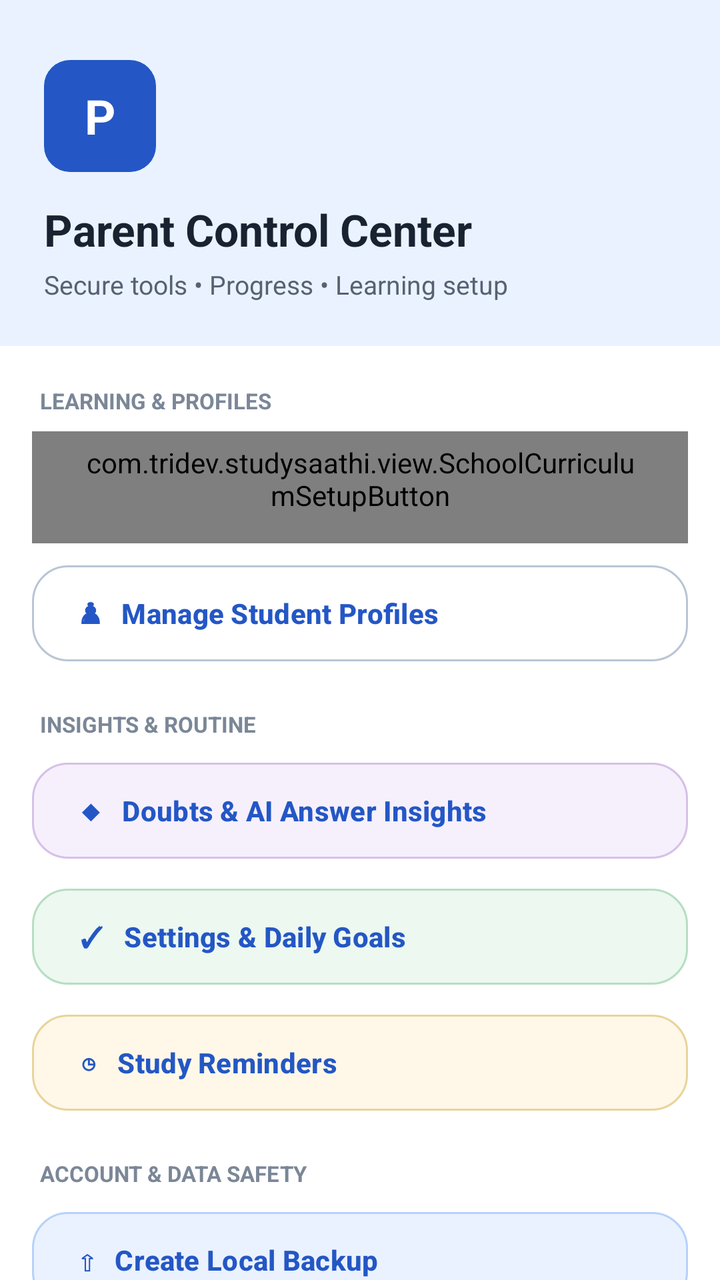
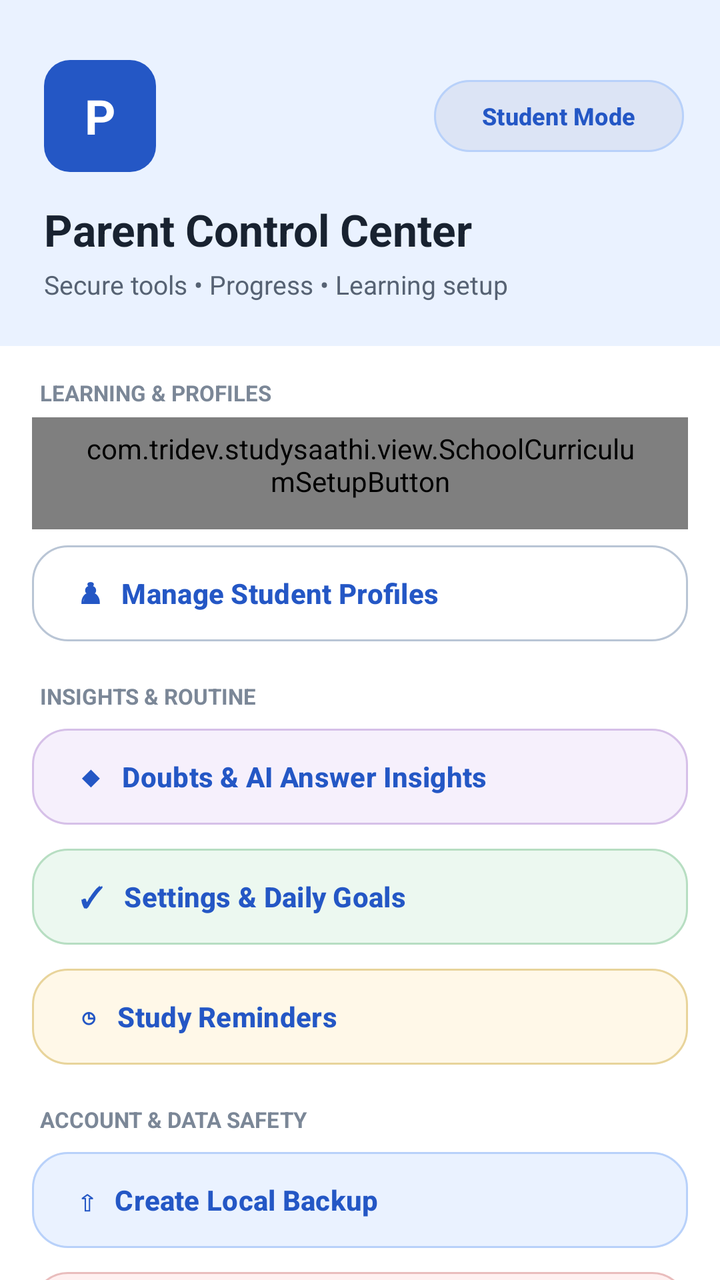

Before-and-after screenshots of an Android layout around one commit, followed by the original layout XML and the change that was made.
<!-- AndroidManifest.xml: application theme Theme.StudySaathi -->
<!-- res/layout/drawer_parent_navigation.xml -->
<?xml version="1.0" encoding="utf-8"?>
<androidx.core.widget.NestedScrollView xmlns:android="http://schemas.android.com/apk/res/android"
    xmlns:app="http://schemas.android.com/apk/res-auto"
    android:layout_width="match_parent"
    android:layout_height="match_parent"
    android:background="@color/ss_surface"
    android:clipToPadding="false"
    android:elevation="20dp"
    android:fillViewport="true">

    <LinearLayout
        android:layout_width="match_parent"
        android:layout_height="wrap_content"
        android:orientation="vertical"
        android:paddingBottom="28dp">

        <LinearLayout
            android:layout_width="match_parent"
            android:layout_height="wrap_content"
            android:background="@color/ss_blue_soft"
            android:orientation="vertical"
            android:paddingStart="22dp"
            android:paddingTop="30dp"
            android:paddingEnd="18dp"
            android:paddingBottom="22dp">

            <TextView
                android:layout_width="56dp"
                android:layout_height="56dp"
                android:background="@drawable/bg_help_step_badge"
                android:gravity="center"
                android:text="P"
                android:textColor="@color/ss_on_primary"
                android:textSize="24sp"
                android:textStyle="bold" />

            <TextView
                android:layout_width="match_parent"
                android:layout_height="wrap_content"
                android:layout_marginTop="14dp"
                android:fontFamily="sans-serif-rounded"
                android:text="Parent Control Center"
                android:textColor="@color/ss_text_primary"
                android:textSize="22sp"
                android:textStyle="bold" />

            <TextView
                android:layout_width="match_parent"
                android:layout_height="wrap_content"
                android:layout_marginTop="4dp"
                android:text="Secure tools • Progress • Learning setup"
                android:textColor="@color/ss_text_secondary"
                android:textSize="13sp" />
        </LinearLayout>

        <TextView
            android:layout_width="match_parent"
            android:layout_height="wrap_content"
            android:layout_marginStart="20dp"
            android:layout_marginTop="20dp"
            android:layout_marginEnd="20dp"
            android:text="LEARNING &amp; PROFILES"
            android:textColor="@color/ss_text_muted"
            android:textSize="11sp"
            android:textStyle="bold" />

        <com.tridev.studysaathi.view.SchoolCurriculumSetupButton
            android:id="@+id/buttonDrawerCurriculum"
            style="@style/Widget.StudySaathi.Button.Outlined"
            android:layout_width="match_parent"
            android:layout_height="wrap_content"
            android:layout_marginStart="16dp"
            android:layout_marginTop="8dp"
            android:layout_marginEnd="16dp"
            android:gravity="start|center_vertical"
            android:text="▣   School Curriculum &amp; Books"
            android:textAllCaps="false"
            app:backgroundTint="@color/ss_teal_soft"
            app:strokeColor="@color/ss_teal_border" />

        <com.google.android.material.button.MaterialButton
            android:id="@+id/buttonDrawerProfiles"
            style="@style/Widget.StudySaathi.Button.Outlined"
            android:layout_width="match_parent"
            android:layout_height="wrap_content"
            android:layout_marginStart="16dp"
            android:layout_marginTop="7dp"
            android:layout_marginEnd="16dp"
            android:gravity="start|center_vertical"
            android:text="♟   Manage Student Profiles"
            android:textAllCaps="false" />

        <TextView
            android:layout_width="match_parent"
            android:layout_height="wrap_content"
            android:layout_marginStart="20dp"
            android:layout_marginTop="20dp"
            android:layout_marginEnd="20dp"
            android:text="INSIGHTS &amp; ROUTINE"
            android:textColor="@color/ss_text_muted"
            android:textSize="11sp"
            android:textStyle="bold" />

        <com.google.android.material.button.MaterialButton
            android:id="@+id/buttonDrawerDoubts"
            style="@style/Widget.StudySaathi.Button.Outlined"
            android:layout_width="match_parent"
            android:layout_height="wrap_content"
            android:layout_marginStart="16dp"
            android:layout_marginTop="8dp"
            android:layout_marginEnd="16dp"
            android:gravity="start|center_vertical"
            android:text="◆   Doubts &amp; AI Answer Insights"
            android:textAllCaps="false"
            app:backgroundTint="@color/ss_purple_soft"
            app:strokeColor="@color/ss_purple_border" />

        <com.google.android.material.button.MaterialButton
            android:id="@+id/buttonDrawerGoals"
            style="@style/Widget.StudySaathi.Button.Outlined"
            android:layout_width="match_parent"
            android:layout_height="wrap_content"
            android:layout_marginStart="16dp"
            android:layout_marginTop="7dp"
            android:layout_marginEnd="16dp"
            android:gravity="start|center_vertical"
            android:text="✓   Settings &amp; Daily Goals"
            android:textAllCaps="false"
            app:backgroundTint="@color/ss_green_soft"
            app:strokeColor="@color/ss_green_border" />

        <com.google.android.material.button.MaterialButton
            android:id="@+id/buttonDrawerReminders"
            style="@style/Widget.StudySaathi.Button.Outlined"
            android:layout_width="match_parent"
            android:layout_height="wrap_content"
            android:layout_marginStart="16dp"
            android:layout_marginTop="7dp"
            android:layout_marginEnd="16dp"
            android:gravity="start|center_vertical"
            android:text="◷   Study Reminders"
            android:textAllCaps="false"
            app:backgroundTint="@color/ss_yellow_soft"
            app:strokeColor="@color/ss_yellow_border" />

        <TextView
            android:layout_width="match_parent"
            android:layout_height="wrap_content"
            android:layout_marginStart="20dp"
            android:layout_marginTop="20dp"
            android:layout_marginEnd="20dp"
            android:text="ACCOUNT &amp; DATA SAFETY"
            android:textColor="@color/ss_text_muted"
            android:textSize="11sp"
            android:textStyle="bold" />

        <com.google.android.material.button.MaterialButton
            android:id="@+id/buttonDrawerBackup"
            style="@style/Widget.StudySaathi.Button.Outlined"
            android:layout_width="match_parent"
            android:layout_height="wrap_content"
            android:layout_marginStart="16dp"
            android:layout_marginTop="8dp"
            android:layout_marginEnd="16dp"
            android:gravity="start|center_vertical"
            android:text="⇧   Create Local Backup"
            android:textAllCaps="false"
            app:backgroundTint="@color/ss_blue_soft"
            app:strokeColor="@color/ss_blue_border" />

        <com.google.android.material.button.MaterialButton
            android:id="@+id/buttonDrawerRestore"
            style="@style/Widget.StudySaathi.Button.Outlined"
            android:layout_width="match_parent"
            android:layout_height="wrap_content"
            android:layout_marginStart="16dp"
            android:layout_marginTop="7dp"
            android:layout_marginEnd="16dp"
            android:gravity="start|center_vertical"
            android:text="↻   Restore Backup &amp; Import"
            android:textAllCaps="false"
            app:backgroundTint="@color/ss_red_soft"
            app:strokeColor="@color/ss_red_border" />

        <com.google.android.material.button.MaterialButton
            android:id="@+id/buttonDrawerCloud"
            style="@style/Widget.StudySaathi.Button.Outlined"
            android:layout_width="match_parent"
            android:layout_height="wrap_content"
            android:layout_marginStart="16dp"
            android:layout_marginTop="7dp"
            android:layout_marginEnd="16dp"
            android:gravity="start|center_vertical"
            android:maxLines="1"
            android:text="☁   Cloud Account &amp; Secure Sync"
            android:textAllCaps="false"
            android:textSize="12sp"
            app:autoSizeMaxTextSize="12sp"
            app:autoSizeMinTextSize="10sp"
            app:autoSizeStepGranularity="1sp"
            app:autoSizeTextType="uniform"
            app:backgroundTint="@color/ss_blue_soft"
            app:strokeColor="@color/ss_blue_border" />

        <com.google.android.material.button.MaterialButton
            android:id="@+id/buttonDrawerHelp"
            style="@style/Widget.StudySaathi.Button.Outlined"
            android:layout_width="match_parent"
            android:layout_height="wrap_content"
            android:layout_marginStart="16dp"
            android:layout_marginTop="16dp"
            android:layout_marginEnd="16dp"
            android:gravity="start|center_vertical"
            android:text="ⓘ   Help &amp; Parent Guide"
            android:textAllCaps="false"
            app:backgroundTint="@color/ss_purple_soft"
            app:strokeColor="@color/ss_purple_border" />

        <com.google.android.material.button.MaterialButton
            android:id="@+id/buttonDrawerStudentMode"
            style="@style/Widget.StudySaathi.Button.Outlined"
            android:layout_width="match_parent"
            android:layout_height="wrap_content"
            android:layout_marginStart="16dp"
            android:layout_marginTop="8dp"
            android:layout_marginEnd="16dp"
            android:gravity="start|center_vertical"
            android:text="←   Switch to Student Mode"
            android:textAllCaps="false" />

    </LinearLayout>
</androidx.core.widget.NestedScrollView>
<!-- resources referenced by this layout -->
<resources>
  <color name="ss_blue_border">#B8D1FA</color>
  <color name="ss_blue_soft">#EAF2FF</color>
  <color name="ss_green_border">#B7DEC2</color>
  <color name="ss_green_soft">#ECF8F0</color>
  <color name="ss_on_primary">#FFFFFF</color>
  <color name="ss_purple_border">#D6C0E8</color>
  <color name="ss_purple_soft">#F6F0FC</color>
  <color name="ss_red_border">#E9BDBD</color>
  <color name="ss_red_soft">#FFF0F0</color>
  <color name="ss_surface">#FFFFFF</color>
  <color name="ss_teal_border">#B4DCDC</color>
  <color name="ss_teal_soft">#EAF8F8</color>
  <color name="ss_text_muted">#7B8797</color>
  <color name="ss_text_primary">#182230</color>
  <color name="ss_text_secondary">#566273</color>
  <color name="ss_yellow_border">#E8D49B</color>
  <color name="ss_yellow_soft">#FFF8E8</color>
  <!-- drawable bg_help_step_badge (drawable) -->
  <?xml version="1.0" encoding="utf-8"?>
  <shape xmlns:android="http://schemas.android.com/apk/res/android"
      android:shape="rectangle">
      <solid android:color="@color/ss_primary" />
      <corners android:radius="13dp" />
  </shape>
  <style name="Widget.StudySaathi.Button.Outlined" parent="Widget.Material3.Button.OutlinedButton">
          <item name="cornerRadius">18dp</item>
          <item name="android:minHeight">56dp</item>
          <item name="android:textStyle">bold</item>
          <item name="strokeColor">@color/ss_outline_strong</item>
          <item name="android:textColor">@color/ss_primary</item>
      </style>
  <color name="ss_primary">#2457C5</color>
  <color name="ss_outline_strong">#B9C5D5</color>
  <color name="ss_primary_dark">#173F99</color>
  <color name="ss_secondary">#087F8C</color>
  <color name="ss_on_secondary">#FFFFFF</color>
  <color name="ss_tertiary">#8A5A00</color>
  <color name="ss_on_tertiary">#FFFFFF</color>
  <color name="ss_background">#F7F9FC</color>
  <color name="ss_surface_soft">#F0F4FA</color>
  <color name="ss_outline">#D6DEE9</color>
  <color name="ss_error">#BA1A1A</color>
  <color name="white">#FFFFFFFF</color>
  <!-- drawable bg_app_soft_mix (drawable) -->
  <?xml version="1.0" encoding="utf-8"?>
  <shape xmlns:android="http://schemas.android.com/apk/res/android"
      android:shape="rectangle">
  
      <gradient
          android:angle="270"
          android:centerColor="#F2FBF3"
          android:endColor="#EEF7FF"
          android:startColor="#FFF2F2"
          android:type="linear" />
  
  </shape>
  <!-- unchanged entries left out for length: 1 -->
</resources>

<!-- the commit's change to res/layout/drawer_parent_navigation.xml (unified diff, before → after) -->
@@ -24,15 +24,39 @@
             android:paddingEnd="18dp"
             android:paddingBottom="22dp">
 
-            <TextView
-                android:layout_width="56dp"
-                android:layout_height="56dp"
-                android:background="@drawable/bg_help_step_badge"
-                android:gravity="center"
-                android:text="P"
-                android:textColor="@color/ss_on_primary"
-                android:textSize="24sp"
-                android:textStyle="bold" />
+            <LinearLayout
+                android:layout_width="match_parent"
+                android:layout_height="wrap_content"
+                android:gravity="center_vertical"
+                android:orientation="horizontal">
+
+                <TextView
+                    android:layout_width="56dp"
+                    android:layout_height="56dp"
+                    android:background="@drawable/bg_help_step_badge"
+                    android:gravity="center"
+                    android:text="P"
+                    android:textColor="@color/ss_on_primary"
+                    android:textSize="24sp"
+                    android:textStyle="bold" />
+
+                <Space
+                    android:layout_width="0dp"
+                    android:layout_height="1dp"
+                    android:layout_weight="1" />
+
+                <com.google.android.material.button.MaterialButton
+                    android:id="@+id/buttonDrawerStudentMode"
+                    style="@style/Widget.StudySaathi.Button.Outlined"
+                    android:layout_width="wrap_content"
+                    android:layout_height="44dp"
+                    android:minWidth="0dp"
+                    android:text="Student Mode"
+                    android:textAllCaps="false"
+                    android:textSize="12sp"
+                    app:backgroundTint="@color/ss_surface"
+                    app:strokeColor="@color/ss_blue_border" />
+            </LinearLayout>
 
             <TextView
                 android:layout_width="match_parent"
@@ -57,7 +81,7 @@
             android:layout_width="match_parent"
             android:layout_height="wrap_content"
             android:layout_marginStart="20dp"
-            android:layout_marginTop="20dp"
+            android:layout_marginTop="16dp"
             android:layout_marginEnd="20dp"
             android:text="LEARNING &amp; PROFILES"
             android:textColor="@color/ss_text_muted"
@@ -70,7 +94,7 @@
             android:layout_width="match_parent"
             android:layout_height="wrap_content"
             android:layout_marginStart="16dp"
-            android:layout_marginTop="8dp"
+            android:layout_marginTop="5dp"
             android:layout_marginEnd="16dp"
             android:gravity="start|center_vertical"
             android:text="▣   School Curriculum &amp; Books"
@@ -84,7 +108,7 @@
             android:layout_width="match_parent"
             android:layout_height="wrap_content"
             android:layout_marginStart="16dp"
-            android:layout_marginTop="7dp"
+            android:layout_marginTop="4dp"
             android:layout_marginEnd="16dp"
             android:gravity="start|center_vertical"
             android:text="♟   Manage Student Profiles"
@@ -94,7 +118,7 @@
             android:layout_width="match_parent"
             android:layout_height="wrap_content"
             android:layout_marginStart="20dp"
-            android:layout_marginTop="20dp"
+            android:layout_marginTop="16dp"
             android:layout_marginEnd="20dp"
             android:text="INSIGHTS &amp; ROUTINE"
             android:textColor="@color/ss_text_muted"
@@ -107,7 +131,7 @@
             android:layout_width="match_parent"
             android:layout_height="wrap_content"
             android:layout_marginStart="16dp"
-            android:layout_marginTop="8dp"
+            android:layout_marginTop="5dp"
             android:layout_marginEnd="16dp"
             android:gravity="start|center_vertical"
             android:text="◆   Doubts &amp; AI Answer Insights"
@@ -121,7 +145,7 @@
             android:layout_width="match_parent"
             android:layout_height="wrap_content"
             android:layout_marginStart="16dp"
-            android:layout_marginTop="7dp"
+            android:layout_marginTop="4dp"
             android:layout_marginEnd="16dp"
             android:gravity="start|center_vertical"
             android:text="✓   Settings &amp; Daily Goals"
@@ -135,7 +159,7 @@
             android:layout_width="match_parent"
             android:layout_height="wrap_content"
             android:layout_marginStart="16dp"
-            android:layout_marginTop="7dp"
+            android:layout_marginTop="4dp"
             android:layout_marginEnd="16dp"
             android:gravity="start|center_vertical"
             android:text="◷   Study Reminders"
@@ -147,7 +171,7 @@
             android:layout_width="match_parent"
             android:layout_height="wrap_content"
             android:layout_marginStart="20dp"
-            android:layout_marginTop="20dp"
+            android:layout_marginTop="16dp"
             android:layout_marginEnd="20dp"
             android:text="ACCOUNT &amp; DATA SAFETY"
             android:textColor="@color/ss_text_muted"
@@ -160,7 +184,7 @@
             android:layout_width="match_parent"
             android:layout_height="wrap_content"
             android:layout_marginStart="16dp"
-            android:layout_marginTop="8dp"
+            android:layout_marginTop="5dp"
             android:layout_marginEnd="16dp"
             android:gravity="start|center_vertical"
             android:text="⇧   Create Local Backup"
@@ -174,7 +198,7 @@
             android:layout_width="match_parent"
             android:layout_height="wrap_content"
             android:layout_marginStart="16dp"
-            android:layout_marginTop="7dp"
+            android:layout_marginTop="4dp"
             android:layout_marginEnd="16dp"
             android:gravity="start|center_vertical"
             android:text="↻   Restore Backup &amp; Import"
@@ -188,17 +212,11 @@
             android:layout_width="match_parent"
             android:layout_height="wrap_content"
             android:layout_marginStart="16dp"
-            android:layout_marginTop="7dp"
-            android:layout_marginEnd="16dp"
-            android:gravity="start|center_vertical"
-            android:maxLines="1"
-            android:text="☁   Cloud Account &amp; Secure Sync"
-            android:textAllCaps="false"
-            android:textSize="12sp"
-            app:autoSizeMaxTextSize="12sp"
-            app:autoSizeMinTextSize="10sp"
-            app:autoSizeStepGranularity="1sp"
-            app:autoSizeTextType="uniform"
+            android:layout_marginTop="4dp"
+            android:layout_marginEnd="16dp"
+            android:gravity="start|center_vertical"
+            android:text="☁   Cloud &amp; Secure Sync"
+            android:textAllCaps="false"
             app:backgroundTint="@color/ss_blue_soft"
             app:strokeColor="@color/ss_blue_border" />
 
@@ -208,7 +226,7 @@
             android:layout_width="match_parent"
             android:layout_height="wrap_content"
             android:layout_marginStart="16dp"
-            android:layout_marginTop="16dp"
+            android:layout_marginTop="4dp"
             android:layout_marginEnd="16dp"
             android:gravity="start|center_vertical"
             android:text="ⓘ   Help &amp; Parent Guide"
@@ -216,17 +234,5 @@
             app:backgroundTint="@color/ss_purple_soft"
             app:strokeColor="@color/ss_purple_border" />
 
-        <com.google.android.material.button.MaterialButton
-            android:id="@+id/buttonDrawerStudentMode"
-            style="@style/Widget.StudySaathi.Button.Outlined"
-            android:layout_width="match_parent"
-            android:layout_height="wrap_content"
-            android:layout_marginStart="16dp"
-            android:layout_marginTop="8dp"
-            android:layout_marginEnd="16dp"
-            android:gravity="start|center_vertical"
-            android:text="←   Switch to Student Mode"
-            android:textAllCaps="false" />
-
     </LinearLayout>
 </androidx.core.widget.NestedScrollView>
